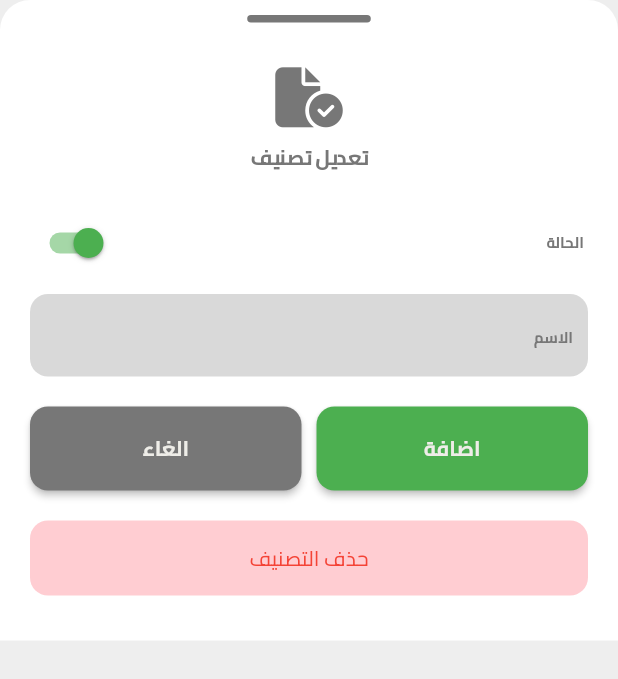
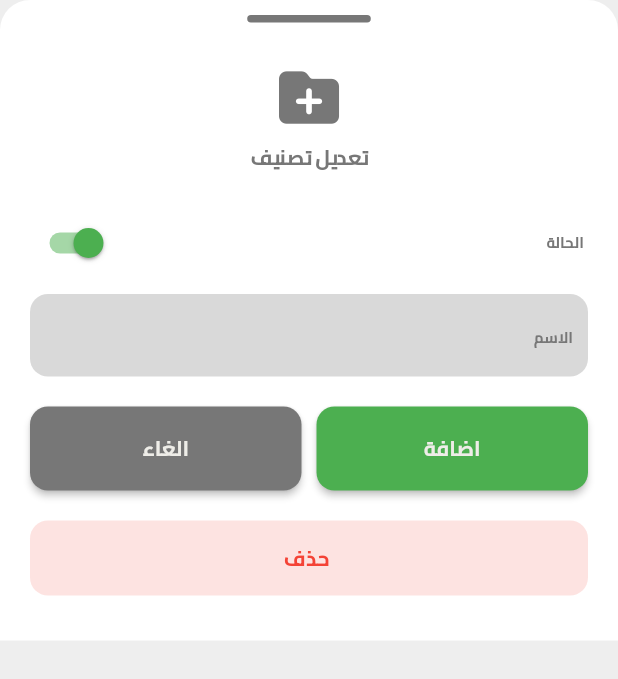
Before and after one commit to Hazem-smawy/flutter_accountting_app, a Flutter app: the NewAccGroupSheet widget shown alone on an empty page, opened directly, on a phone screen of 412 x 824 dp. Shown: the top 679 px of the screen. Run offline on Flutter 3.47's test engine with Material 2 defaults, Android fonts, the phone set to English and light mode, and no system bars; our stand-ins replace font_awesome_flutter, get, sqflite; accounts and stored records are empty.

```diff
--- a/lib/screen/settings/acc_group_setting.dart
+++ b/lib/screen/settings/acc_group_setting.dart
@@ -185,7 +185,7 @@ class NewAccGroupSheet extends StatelessWidget {
               CustomSheetBackBtnWidget(),
               const SizedBox(height: 30),
               const FaIcon(
-                FontAwesomeIcons.fileCircleCheck,
+                FontAwesomeIcons.folderPlus,
                 size: 40,
                 color: MyColors.secondaryTextColor,
               ),
@@ -290,7 +290,7 @@ class NewAccGroupSheet extends StatelessWidget {
               //CustomBtnWidget(color: Colors.red, label: "حذف التصنيف"),
               if (isEditing && isHasAAccountsOnIt())
                 CustomDeleteBtnWidget(
-                  lable: "حذف التصنيف",
+                  lable: "حذف ",
                   action: () {
                     CustomDialog.showDialog(
                         title: "حذف التصنيف",
--- a/lib/widget/custom_btns_widges.dart
+++ b/lib/widget/custom_btns_widges.dart
@@ -58,7 +58,7 @@ class CustomDeleteBtnWidget extends StatelessWidget {
     return ElevatedButton(
       style: ElevatedButton.styleFrom(
           elevation: 0,
-          backgroundColor: Colors.red[100],
+          backgroundColor: Colors.red.withOpacity(0.15),
           minimumSize: const Size.fromHeight(50),
           shape:
               RoundedRectangleBorder(borderRadius: BorderRadius.circular(12))),
@@ -68,7 +68,7 @@ class CustomDeleteBtnWidget extends StatelessWidget {
       child: Text(
         lable,
         style: myTextStyles.title1.copyWith(
-          fontWeight: FontWeight.normal,
+          fontWeight: FontWeight.bold,
           color: Colors.red,
         ),
       ),
```
Also changed, not shown: lib/widget/placeholder_widget.dart (+17 -9 lines).
